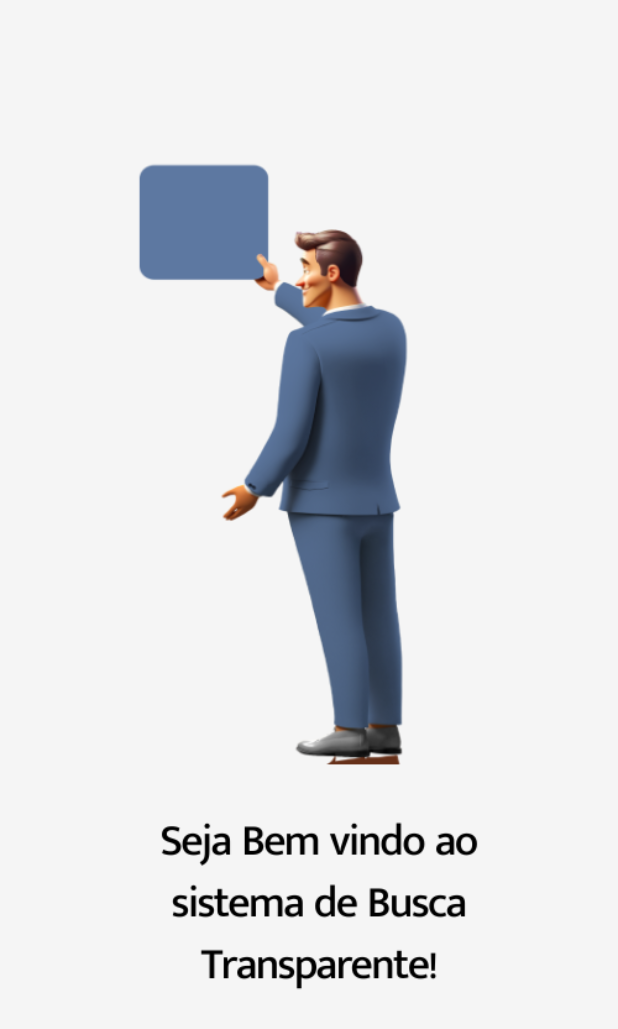
After one commit to francyelle349/CamaraTransparenteApp, a Flutter app: the welcomePage screen opened directly, on a phone screen of 412 x 824 dp. The commit adds this screen. Shown: the top 1029 px of the screen. Run offline on Flutter 3.47's test engine with Material 3 defaults, Android fonts, the phone set to English and light mode, and no system bars; drawn by our look-alikes of carousel_slider.

Commit message:
adicionei a página welcome_page.dart que vai ser responsavel pelas telas de bem vindo no primeiro contato com o app, e fiz isso utilizando um carousel, um widget especifico que importei e por isso modifiquei o pubspec.yaml.

```diff
--- /dev/null
+++ b/lib/auth/presentation/pages/Welcome_page.dart
@@ -0,0 +1,18 @@
+import 'package:app/auth/presentation/widgets/carousel.dart';
+import 'package:flutter/material.dart';
+
+class welcomePage extends StatefulWidget {
+  const welcomePage({super.key});
+
+  @override
+  State<welcomePage> createState() => _welcomePageState();
+}
+
+class _welcomePageState extends State<welcomePage> {
+  @override
+  Widget build(BuildContext context) {
+    return Scaffold(
+    body: carousel(),
+    );
+  }
+}
--- /dev/null
+++ b/lib/auth/presentation/widgets/carousel.dart
@@ -0,0 +1,26 @@
+import 'package:flutter/material.dart';
+import 'package:carousel_slider/carousel_slider.dart';
+
+class carousel extends StatelessWidget {
+   carousel({super.key});
+
+  final imgs = [ 'assets/man.png', 'assets/girl.png'];
+  @override
+  Widget build(BuildContext context) {
+    return CarouselSlider.builder(
+      options: CarouselOptions(height: 800),
+      itemCount: imgs.length ,
+      itemBuilder: (context, index, realIndex){
+        final urlImage = imgs[index];
+
+        return buildImage(urlImage, index);
+
+      },
+
+    );
+
+}
+Widget buildImage(String urlImage, int index)
+=> Container(color: const Color.fromRGBO(245, 245, 245, 100),
+child: Image.asset(urlImage, fit: BoxFit.fitWidth),);
+}
--- a/lib/main.dart
+++ b/lib/main.dart
@@ -1,4 +1,5 @@
 import 'package:app/auth/presentation/pages/Banner_page.dart';
+import 'package:app/auth/presentation/pages/Welcome_page.dart';
 import 'package:app/core/theme/theme.dart';
 import 'package:flutter/material.dart';
 
--- a/pubspec.yaml
+++ b/pubspec.yaml
@@ -11,6 +11,7 @@ environment:
   sdk: '>=3.3.3 <4.0.0'
 
 
+
 dependencies:
   flutter:
     sdk: flutter
@@ -18,6 +19,8 @@ dependencies:
 
 
   cupertino_icons: ^1.0.6
+
+  carousel_slider: ^4.2.1
 
 dev_dependencies:
   flutter_test:
```
Also changed, not shown: assets/girl.png (added), assets/man.png (added), pubspec.lock.
